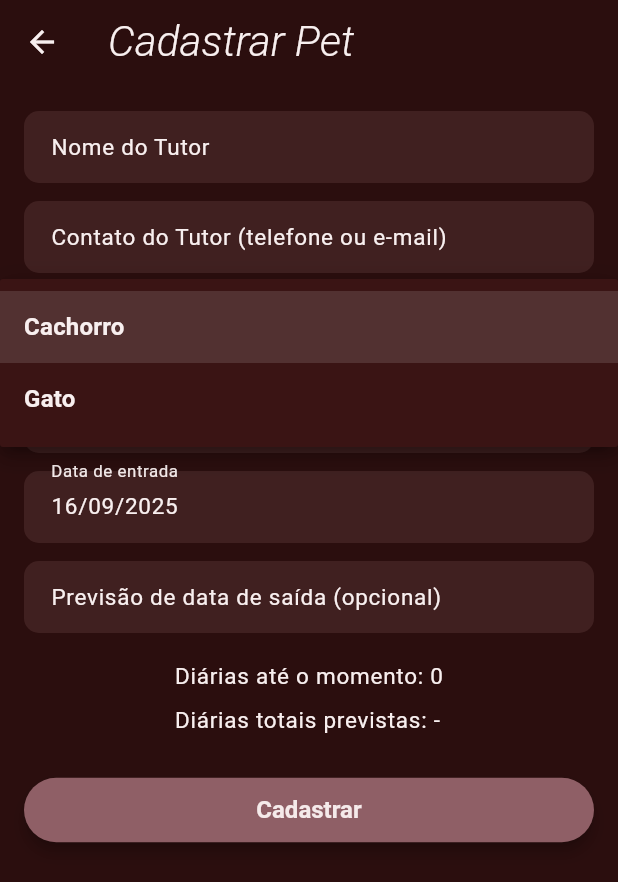
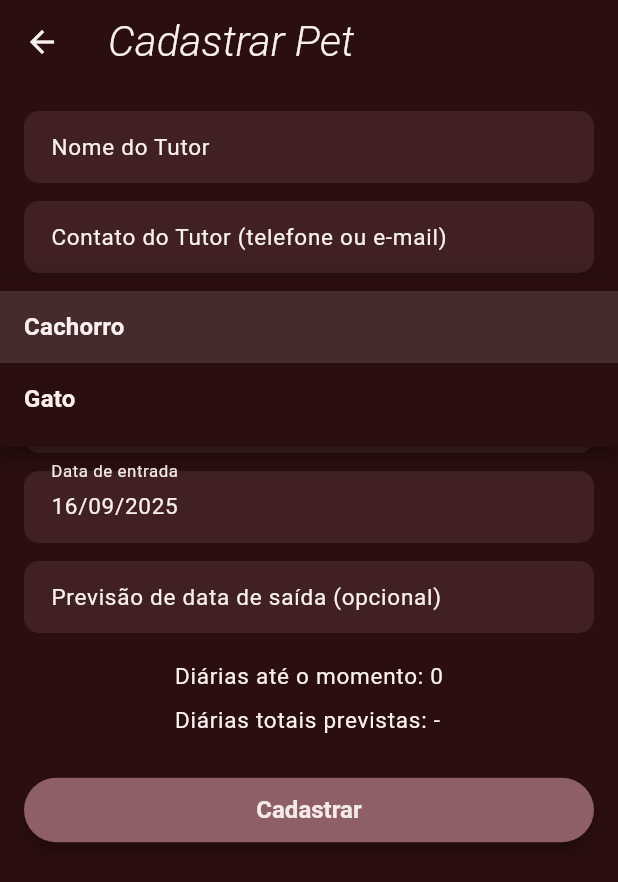
Before and after one commit to italovsc/hotelPets, a Flutter app: the PetFormScreen screen opened by its route, after a tap on "Cachorro", on a phone screen of 412 x 824 dp. Shown: the top 882 px of the screen. Run offline on Flutter 3.47's test engine with Material 3 defaults, Android fonts, the phone set to English and light mode, and no system bars.

Commit message:
updating colorscheme

```diff
--- a/pets/lib/theme.dart
+++ b/pets/lib/theme.dart
@@ -19,10 +19,8 @@ final ThemeData appTheme = ThemeData(
   colorScheme: ColorScheme.dark(
     primary: kPrimary,
     secondary: kAccent,
-    background: kScaffoldBg,
-    surface: kSurface,
+    surface: kScaffoldBg,
     onPrimary: kButtonOn,
-    onBackground: kOnBackground,
     onSurface: kOnBackground,
   ),
 
@@ -115,4 +113,11 @@ final ThemeData appTheme = ThemeData(
 
   dividerColor: Colors.white12,
   iconTheme: IconThemeData(color: kOnBackground),
+
+  textButtonTheme: TextButtonThemeData(
+    style: TextButton.styleFrom(
+      foregroundColor: kHint, // cor padrão dos TextButtons
+    ),
+  ),
+
 );
```
